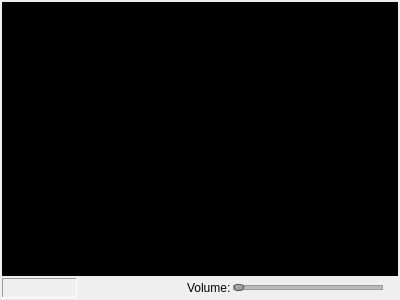
Before: the Qt Designer form branches/vlc-record-inc/forms/cplayer.ui in code-google-com/vlc-record, drawn with Qt 5.
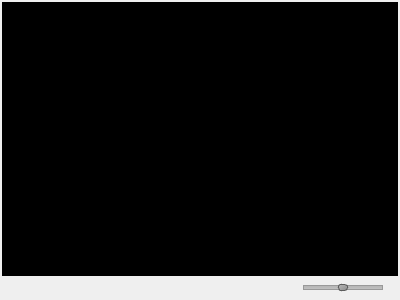
After: the same form once the commit is applied. Icons and pictures are not drawn.

Diff of the .ui file:
```diff
--- a/branches/vlc-record-inc/forms/cplayer.ui
+++ b/branches/vlc-record-inc/forms/cplayer.ui
@@ -40,6 +40,9 @@
    </item>
    <item>
     <layout class="QHBoxLayout" name="horizontalLayout">
+     <property name="leftMargin">
+      <number>15</number>
+     </property>
      <property name="rightMargin">
       <number>15</number>
      </property>
@@ -51,11 +54,19 @@
          <height>0</height>
         </size>
        </property>
+       <property name="styleSheet">
+        <string notr="true">QLabel {
+   color: #333;
+}</string>
+       </property>
        <property name="frameShape">
-        <enum>QFrame::Panel</enum>
+        <enum>QFrame::NoFrame</enum>
        </property>
        <property name="frameShadow">
-        <enum>QFrame::Sunken</enum>
+        <enum>QFrame::Plain</enum>
+       </property>
+       <property name="lineWidth">
+        <number>1</number>
        </property>
        <property name="text">
         <string/>
@@ -78,7 +89,10 @@
      <item>
       <widget class="QLabel" name="label">
        <property name="text">
-        <string>Volume:</string>
+        <string/>
+       </property>
+       <property name="pixmap">
+        <pixmap resource="../vlc-record.qrc">:/player/sound_on</pixmap>
        </property>
       </widget>
      </item>
@@ -86,13 +100,13 @@
       <widget class="QSlider" name="volSlider">
        <property name="minimumSize">
         <size>
-         <width>150</width>
+         <width>80</width>
          <height>0</height>
         </size>
        </property>
        <property name="maximumSize">
         <size>
-         <width>150</width>
+         <width>80</width>
          <height>16777215</height>
         </size>
        </property>
@@ -115,6 +129,9 @@
        <property name="maximum">
         <number>100</number>
        </property>
+       <property name="sliderPosition">
+        <number>50</number>
+       </property>
        <property name="orientation">
         <enum>Qt::Horizontal</enum>
        </property>
```
Left out of the diff: 6 changed lines with no effect on the pictures.
